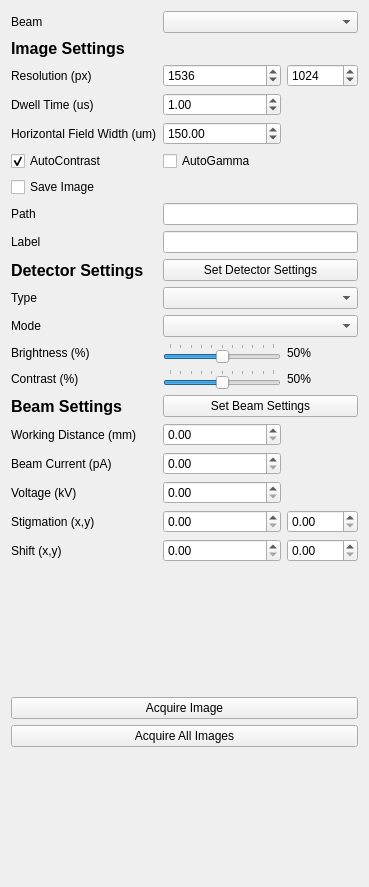
First picture: the form in fibsem/ui/qtdesigner_files/ImageSettingsWidget.ui, repository DeMarcoLab/fibsem, before the edit.
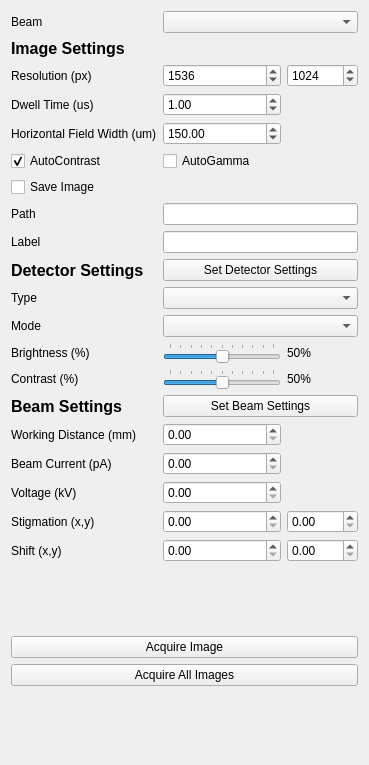
Second picture: the form after the edit.

What changed in the file:
```diff
--- a/fibsem/ui/qtdesigner_files/ImageSettingsWidget.ui
+++ b/fibsem/ui/qtdesigner_files/ImageSettingsWidget.ui
@@ -7,7 +7,7 @@
     <x>0</x>
     <y>0</y>
     <width>369</width>
-    <height>887</height>
+    <height>765</height>
    </rect>
   </property>
   <property name="windowTitle">
```
Left out of the diff: 540 changed lines with no effect on the pictures.
